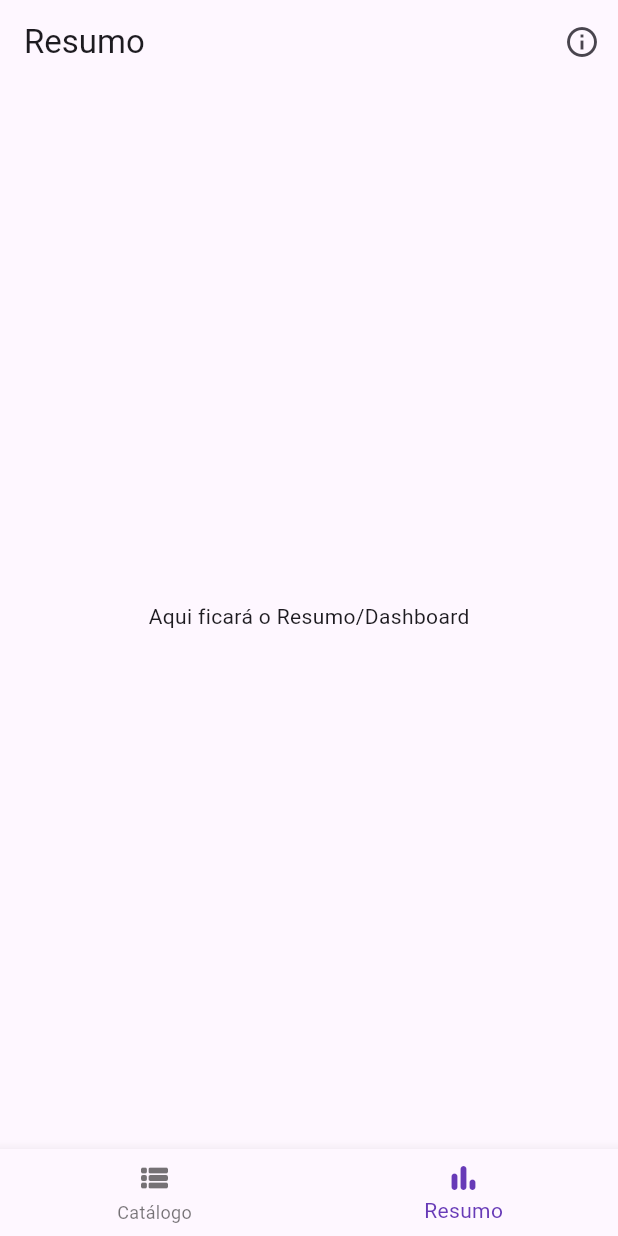
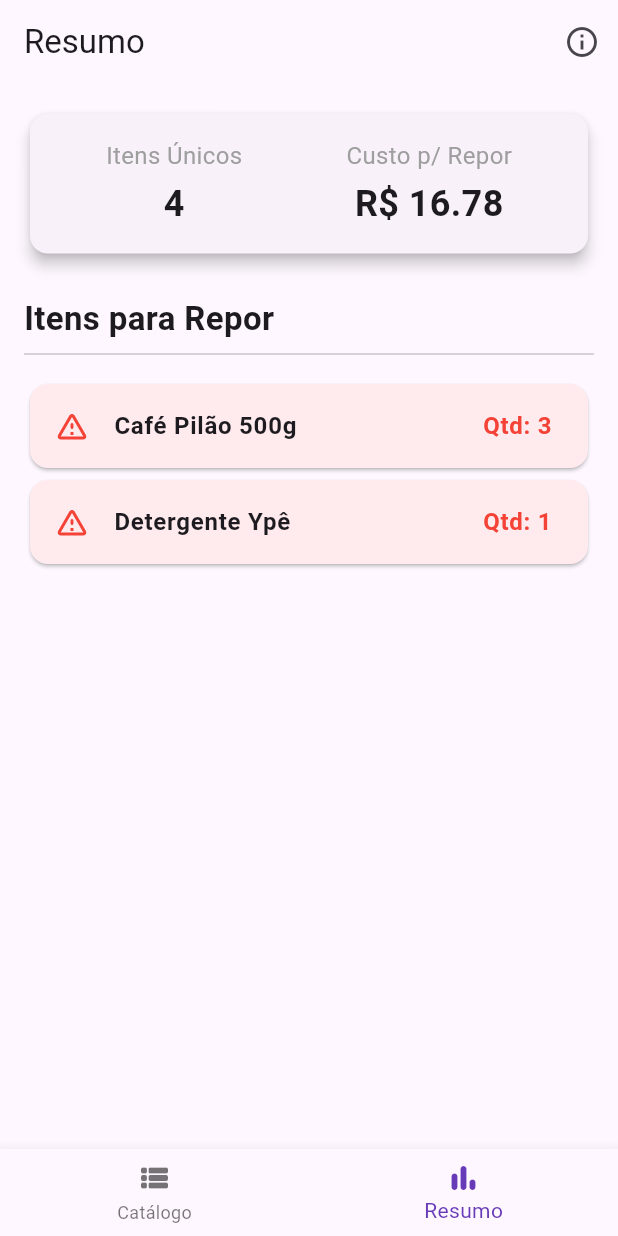
Before and after one commit to matheusrossimachado/Stocklite, a Flutter app: the HomeScreen screen opened directly, item 2 of the bottom bar chosen, on a phone screen of 412 x 824 dp. Run offline on Flutter 3.47's test engine with Material 3 defaults, Android fonts, the phone set to English and light mode, and no system bars; our stand-ins replace device_preview, intl_phone_number_input.

Commit message:
feat: Implement summary dashboard with stock metrics
This commit introduces the 'Summary' tab, providing users with an analytical overview of their stock.

- The ProductController has been enhanced with new getters to calculate the total number of unique products, a list of items to restock, and the total estimated cost to restock these items. - A dedicated SummaryTab widget was created to display this information clearly using cards for key metrics and a list for restocking items. - The 'Total Stock Value' metric was replaced by the more user-centric 'Restock Cost'.

```diff
--- a/lib/modules/home/controllers/product_controller.dart
+++ b/lib/modules/home/controllers/product_controller.dart
@@ -1,37 +1,60 @@
 import 'package:flutter/material.dart';
-// Importando nosso blueprint de produto.
 import 'package:stocklite_app/data/models/product_model.dart';
 
-// 1. A MÁGICA COMEÇA AQUI:
-// Nossa classe "herda" as funcionalidades do ChangeNotifier.
-// Isso dá a ela o poder de notificar os "ouvintes" (nossas telas).
 class ProductController extends ChangeNotifier {
 
-  // 2. A LISTA DE PRODUTOS
-  // Esta é a nossa "fonte da verdade". Todos os produtos do app ficarão aqui.
-  // O '_' no início (_products) a torna "privada", ou seja, só pode ser
-  // alterada de dentro desta classe. Isso é uma boa prática de organização.
   final List<ProductModel> _products = [
-    // Vamos adicionar alguns produtos "fake" para termos o que mostrar na tela.
     ProductModel(id: '1', name: 'Arroz Camil 1kg', price: 5.50, category: 'Alimentos', quantity: 10, minimumQuantity: 5),
     ProductModel(id: '2', name: 'Café Pilão 500g', price: 12.80, category: 'Alimentos', quantity: 3, minimumQuantity: 4),
     ProductModel(id: '3', name: 'Sabonete Dove', price: 2.99, category: 'Higiene', quantity: 8, minimumQuantity: 2),
-    ProductModel(id: '4', name: 'Detergente Ypê', price: 1.99, category: 'Limpeza', quantity: 4, minimumQuantity: 3),
+    ProductModel(id: '4', name: 'Detergente Ypê', price: 1.99, category: 'Limpeza', quantity: 1, minimumQuantity: 3),
   ];
 
-  // 3. O "GETTER" PÚBLICO
-  // Para que nossas telas possam LER a lista de produtos, criamos um "getter".
-  // Ele fornece uma cópia "somente leitura" da lista, impedindo modificações diretas.
   List<ProductModel> get products => _products;
 
-  // 4. MÉTODOS PARA MODIFICAR A LISTA (Exemplos)
-  // No futuro, teremos os métodos de adicionar, remover, etc.
-  // Por exemplo:
+  // --- MÉTODOS COM A LÓGICA DE VOLTA ---
+
   void addProduct(ProductModel product) {
     _products.add(product);
-    // 5. O COMANDO MÁGICO: notificar os ouvintes!
-    // Sempre que a lista for alterada, chamamos notifyListeners().
-    // Isso avisa a tela: "Ei, a lista mudou! Se redesenhe para mostrar a versão mais nova!"
     notifyListeners();
   }
+
+  void incrementQuantity(String productId) {
+    final product = _products.firstWhere((p) => p.id == productId);
+    product.quantity++;
+    notifyListeners();
+  }
+
+  void decrementQuantity(String productId) {
+    final product = _products.firstWhere((p) => p.id == productId);
+    if (product.quantity > 0) {
+      product.quantity--;
+      notifyListeners();
+    }
+  }
+
+  void deleteProduct(String productId) {
+    _products.removeWhere((p) => p.id == productId);
+    notifyListeners();
+  }
+
+  // --- CÁLCULOS INTELIGENTES ATUALIZADOS ---
+
+  int get totalUniqueProducts => _products.length;
+
+  List<ProductModel> get productsToRestock {
+    return _products.where((p) => p.quantity <= p.minimumQuantity).toList();
+  }
+
+  double get restockCost {
+    if (productsToRestock.isEmpty) {
+      return 0.0;
+    }
+
+    return productsToRestock.fold(0.0, (sum, product) {
+      int itemsNeeded = product.minimumQuantity - product.quantity;
+      if (itemsNeeded <= 0) return sum;
+      return sum + (product.price * itemsNeeded);
+    });
+  }
 }
--- a/lib/modules/home/views/home_screen.dart
+++ b/lib/modules/home/views/home_screen.dart
@@ -3,7 +3,6 @@ import 'package:provider/provider.dart';
 import 'package:stocklite_app/data/models/product_model.dart';
 import 'package:stocklite_app/modules/about/views/about_screen.dart';
 import 'package:stocklite_app/modules/home/controllers/product_controller.dart';
-// 1. IMPORTANDO A NOSSA FUTURA TELA DE ADICIONAR PRODUTO
 import 'package:stocklite_app/modules/home/views/add_edit_product_screen.dart';
 
 class HomeScreen extends StatefulWidget {
@@ -15,18 +14,6 @@ class HomeScreen extends StatefulWidget {
 class _HomeScreenState extends State<HomeScreen> {
   int _selectedIndex = 0;
   bool _isGridView = false;
-  late final List<Widget> _widgetOptions;
-
-  @override
-  void initState() {
-    super.initState();
-    _widgetOptions = <Widget>[
-      CatalogTab(isGridView: _isGridView),
-      const Center(
-        child: Text('Aqui ficará o Resumo/Dashboard'),
-      ),
-    ];
-  }
 
   void _onItemTapped(int index) {
     setState(() {
@@ -36,6 +23,11 @@ class _HomeScreenState extends State<HomeScreen> {
 
   @override
   Widget build(BuildContext context) {
+    final List<Widget> widgetOptions = <Widget>[
+      CatalogTab(isGridView: _isGridView),
+      const SummaryTab(),
+    ];
+
     return Scaffold(
       appBar: AppBar(
         title: Text(_selectedIndex == 0 ? 'Catálogo' : 'Resumo'),
@@ -44,41 +36,29 @@ class _HomeScreenState extends State<HomeScreen> {
           if (_selectedIndex == 0)
             IconButton(
               icon: Icon(_isGridView ? Icons.view_list_rounded : Icons.grid_view_rounded),
-              tooltip: 'Alterar Visualização',
               onPressed: () {
                 setState(() {
                   _isGridView = !_isGridView;
-                  _widgetOptions[0] = CatalogTab(isGridView: _isGridView);
                 });
               },
             ),
           IconButton(
             icon: const Icon(Icons.info_outline),
             onPressed: () {
-              Navigator.of(context).push(
-                MaterialPageRoute(builder: (context) => const AboutScreen()),
-              );
+              Navigator.of(context).push(MaterialPageRoute(builder: (context) => const AboutScreen()));
             },
           ),
         ],
       ),
-      body: _widgetOptions.elementAt(_selectedIndex),
-
-      // --- AQUI ESTÁ A NOVIDADE ---
-      // A propriedade 'floatingActionButton' do Scaffold.
-      floatingActionButton: _selectedIndex == 0 // SÓ MOSTRA O BOTÃO SE A ABA FOR A DE CATÁLOGO
+      body: widgetOptions.elementAt(_selectedIndex),
+      floatingActionButton: _selectedIndex == 0
           ? FloatingActionButton(
               onPressed: () {
-          Navigator.of(context).push(
-            MaterialPageRoute(
-              builder: (context) => const AddEditProductScreen(),
-            ),
-          );
+                Navigator.of(context).push(MaterialPageRoute(builder: (context) => const AddEditProductScreen()));
               },
               child: const Icon(Icons.add),
             )
-    : null, // Se não for a aba de catálogo, o botão não é construído (fica nulo).
-
+          : null,
       bottomNavigationBar: BottomNavigationBar(
         items: const <BottomNavigationBarItem>[
           BottomNavigationBarItem(icon: Icon(Icons.view_list_rounded), label: 'Catálogo'),
@@ -92,26 +72,23 @@ class _HomeScreenState extends State<HomeScreen> {
   }
 }
 
-// O resto do arquivo (CatalogTab, _buildListView, _buildGridView) continua igual.
 class CatalogTab extends StatelessWidget {
   final bool isGridView;
   const CatalogTab({super.key, required this.isGridView});
 
   @override
   Widget build(BuildContext context) {
-    return Consumer<ProductController>(
-      builder: (context, productController, child) {
+    final productController = Provider.of<ProductController>(context);
     if (productController.products.isEmpty) {
       return const Center(child: Text('Nenhum produto cadastrado ainda.'));
     }
     return isGridView
-            ? _buildGridView(productController.products)
-            : _buildListView(productController.products);
-      },
-    );
+        ? _buildGridView(context, productController)
+        : _buildListView(context, productController);
   }
 
-  Widget _buildListView(List<ProductModel> products) {
+  Widget _buildListView(BuildContext context, ProductController productController) {
+    final products = productController.products;
     return ListView.builder(
       padding: const EdgeInsets.all(8.0),
       itemCount: products.length,
@@ -119,7 +96,6 @@ class CatalogTab extends StatelessWidget {
         final ProductModel product = products[index];
         final bool isLowStock = product.quantity <= product.minimumQuantity;
         return Card(
-          margin: const EdgeInsets.symmetric(horizontal: 8, vertical: 4),
           child: ListTile(
             leading: Icon(Icons.shopping_bag_outlined, color: isLowStock ? Colors.red : Colors.deepPurple, size: 40),
             title: Text(product.name, style: const TextStyle(fontWeight: FontWeight.bold)),
@@ -127,9 +103,10 @@ class CatalogTab extends StatelessWidget {
             trailing: Row(
               mainAxisSize: MainAxisSize.min,
               children: [
-                if (isLowStock) const Icon(Icons.warning_amber_rounded, color: Colors.red),
-                const SizedBox(width: 8),
+                IconButton(icon: const Icon(Icons.remove_circle_outline), onPressed: () => productController.decrementQuantity(product.id)),
                 Text('${product.quantity}', style: TextStyle(fontSize: 20, fontWeight: FontWeight.bold, color: isLowStock ? Colors.red : Colors.black)),
+                IconButton(icon: const Icon(Icons.add_circle_outline), onPressed: () => productController.incrementQuantity(product.id)),
+                IconButton(icon: const Icon(Icons.delete_outline, color: Colors.red), onPressed: () => _showDeleteConfirmDialog(context, product, productController)),
               ],
             ),
           ),
@@ -138,39 +115,35 @@ class CatalogTab extends StatelessWidget {
     );
   }
 
-  Widget _buildGridView(List<ProductModel> products) {
+  Widget _buildGridView(BuildContext context, ProductController productController) {
+    final products = productController.products;
     return GridView.builder(
       padding: const EdgeInsets.all(8.0),
-      gridDelegate: const SliverGridDelegateWithFixedCrossAxisCount(
-        crossAxisCount: 2,
-        crossAxisSpacing: 8,
-        mainAxisSpacing: 8,
-        childAspectRatio: 0.8,
-      ),
+      gridDelegate: const SliverGridDelegateWithFixedCrossAxisCount(crossAxisCount: 2, crossAxisSpacing: 8, mainAxisSpacing: 8, childAspectRatio: 0.75),
       itemCount: products.length,
       itemBuilder: (context, index) {
         final ProductModel product = products[index];
         final bool isLowStock = product.quantity <= product.minimumQuantity;
         return Card(
-          elevation: 2,
           child: Padding(
             padding: const EdgeInsets.all(8.0),
             child: Column(
-              crossAxisAlignment: CrossAxisAlignment.start,
+              crossAxisAlignment: CrossAxisAlignment.stretch,
               children: [
-                Align(
-                  alignment: Alignment.topRight,
-                  child: isLowStock ? const Icon(Icons.warning_amber_rounded, color: Colors.red) : const SizedBox(),
+                Align(alignment: Alignment.topRight, child: isLowStock ? const Icon(Icons.warning_amber_rounded, color: Colors.red) : const SizedBox(height: 24)),
+                Expanded(child: Center(child: Icon(Icons.shopping_bag_outlined, color: isLowStock ? Colors.red : Colors.deepPurple, size: 40))),
+                Text(product.name, style: const TextStyle(fontWeight: FontWeight.bold), maxLines: 2, overflow: TextOverflow.ellipsis),
+                Text('R\$ ${product.price.toStringAsFixed(2)}'),
+                const Spacer(),
+                Row(
+                  mainAxisAlignment: MainAxisAlignment.spaceAround,
+                  children: [
+                    IconButton(icon: const Icon(Icons.remove_circle_outline), onPressed: () => productController.decrementQuantity(product.id)),
+                    Text('${product.quantity}', style: TextStyle(fontSize: 18, fontWeight: FontWeight.bold, color: isLowStock ? Colors.red : Colors.black)),
+                    IconButton(icon: const Icon(Icons.add_circle_outline), onPressed: () => productController.incrementQuantity(product.id)),
+                  ],
                 ),
-                Expanded(
-                  child: Center(
-                    child: Icon(Icons.shopping_bag_outlined, color: isLowStock ? Colors.red : Colors.deepPurple, size: 50),
-                  ),
-                ),
-                Text(product.name, style: const TextStyle(fontWeight: FontWeight.bold), maxLines: 2, overflow: TextOverflow.ellipsis),
-                const SizedBox(height: 4),
-                Text('Qtd: ${product.quantity}', style: TextStyle(fontWeight: FontWeight.bold, color: isLowStock ? Colors.red : Colors.black)),
-                Text('R\$ ${product.price.toStringAsFixed(2)}'),
+                Center(child: IconButton(icon: const Icon(Icons.delete_outline, color: Colors.red), onPressed: () => _showDeleteConfirmDialog(context, product, productController))),
               ],
             ),
           ),
@@ -178,4 +151,93 @@ class CatalogTab extends StatelessWidget {
       },
     );
   }
+
+  void _showDeleteConfirmDialog(BuildContext context, ProductModel product, ProductController controller) {
+    showDialog(
+      context: context,
+      builder: (BuildContext ctx) {
+        return AlertDialog(
+          title: const Text('Confirmar Exclusão'),
+          content: Text('Tem certeza de que deseja excluir o item "${product.name}"? Esta ação não pode ser desfeita.'),
+          actions: <Widget>[
+            TextButton(child: const Text('CANCELAR'), onPressed: () => Navigator.of(ctx).pop()),
+            TextButton(
+              child: const Text('EXCLUIR', style: TextStyle(color: Colors.red)),
+              onPressed: () {
+                controller.deleteProduct(product.id);
+                Navigator.of(ctx).pop();
+              },
+            ),
+          ],
+        );
+      },
+    );
   }
+}
+
+class SummaryTab extends StatelessWidget {
+  const SummaryTab({super.key});
+
+  @override
+  Widget build(BuildContext context) {
+    return Consumer<ProductController>(
+      builder: (context, controller, child) {
+        final toRestock = controller.productsToRestock;
+        return SingleChildScrollView(
+          padding: const EdgeInsets.all(16.0),
+          child: Column(
+            crossAxisAlignment: CrossAxisAlignment.stretch,
+            children: [
+              Card(
+                elevation: 4,
+                child: Padding(
+                  padding: const EdgeInsets.all(16.0),
+                  child: Row(
+                    mainAxisAlignment: MainAxisAlignment.spaceAround,
+                    children: [
+                      _buildSummaryInfo('Itens Únicos', controller.totalUniqueProducts.toString()),
+                      _buildSummaryInfo('Custo p/ Repor', 'R\$ ${controller.restockCost.toStringAsFixed(2)}'),
+                    ],
+                  ),
+                ),
+              ),
+              const SizedBox(height: 24),
+              const Text('Itens para Repor', style: TextStyle(fontSize: 22, fontWeight: FontWeight.bold)),
+              const Divider(),
+              const SizedBox(height: 8),
+              if (toRestock.isEmpty)
+                const Center(child: Text('Nenhum item com estoque baixo. Parabéns!')),
+              if (toRestock.isNotEmpty)
+                ListView.builder(
+                  shrinkWrap: true,
+                  physics: const NeverScrollableScrollPhysics(),
+                  itemCount: toRestock.length,
+                  itemBuilder: (context, index) {
+                    final product = toRestock[index];
+                    return Card(
+                      color: Colors.red.shade50,
+                      child: ListTile(
+                        leading: const Icon(Icons.warning_amber_rounded, color: Colors.red),
+                        title: Text(product.name, style: const TextStyle(fontWeight: FontWeight.bold)),
+                        trailing: Text('Qtd: ${product.quantity}', style: const TextStyle(fontSize: 16, fontWeight: FontWeight.bold, color: Colors.red)),
+                      ),
+                    );
+                  },
+                ),
+            ],
+          ),
+        );
+      },
+    );
+  }
+
+  Widget _buildSummaryInfo(String title, String value) {
+    return Column(
+      children: [
+        Text(title, style: const TextStyle(fontSize: 16, color: Colors.grey)),
+        const SizedBox(height: 4),
+        Text(value, style: const TextStyle(fontSize: 24, fontWeight: FontWeight.bold)),
+      ],
+    );
+  }
+}
```
Lines whose indentation alone changed are shown as unchanged.
